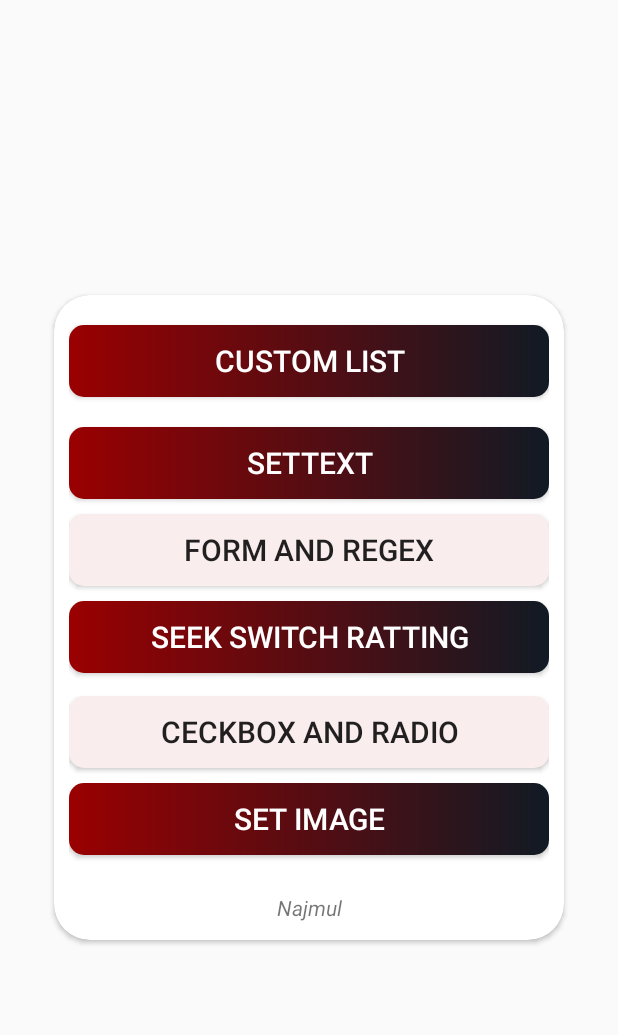
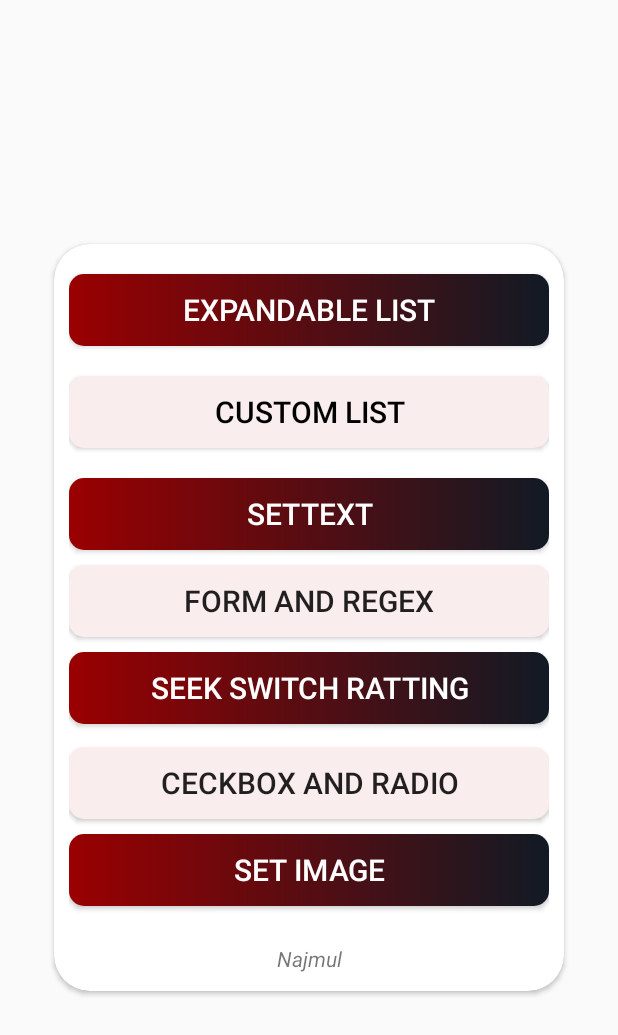
Before and after one commit to najmul19/assignment1, an Android app: the home screen opened directly, with no data from a screen before it, on a phone screen of 412 x 824 dp. Shown: the top 1035 px of the screen. Run offline under Robolectric (Android 15) with nearby library versions, the phone set to English and light mode, and no system bars.

Commit message:
p commit

```diff
--- a/app/src/main/AndroidManifest.xml
+++ b/app/src/main/AndroidManifest.xml
@@ -12,6 +12,9 @@
         android:supportsRtl="true"
         android:theme="@style/Theme.Assignment1"
         tools:targetApi="31">
+        <activity
+            android:name=".MyExpandableListView"
+            android:exported="false" />
         <activity
             android:name=".cutom_list_view"
             android:exported="false" />
--- a/app/src/main/res/layout/activity_home.xml
+++ b/app/src/main/res/layout/activity_home.xml
@@ -25,8 +25,9 @@
 
             android:padding="10dp">
 
+
             <Button
-                android:id="@+id/btnCustomListViewId"
+                android:id="@+id/btnExpandebleListViewId"
                 android:layout_width="match_parent"
                 android:layout_height="wrap_content"
                 android:textSize="20sp"
@@ -36,6 +37,19 @@
                 android:layout_marginBottom="10dp"
                 android:textAllCaps="true"
                 android:textColor="@color/white"
+                android:text="Expandable List" />
+
+            <Button
+                android:id="@+id/btnCustomListViewId"
+                android:layout_width="match_parent"
+                android:layout_height="wrap_content"
+                android:textSize="20sp"
+                android:background="@drawable/btn_plan"
+                android:elevation="100dp"
+                android:layout_marginTop="10dp"
+                android:layout_marginBottom="10dp"
+                android:textAllCaps="true"
+                android:textColor="@color/black"
                 android:text="Custom List" />
 
     <Button
--- a/app/src/main/res/values/strings.xml
+++ b/app/src/main/res/values/strings.xml
@@ -1,11 +1,15 @@
 <resources>
     <string name="app_name">assignment1</string>
 
+
+    <string name="title">This is Expandable CardView Title</string>
+    <string name="dis">Lorem Ipsum is simply dummy text of the printing and typesetting industry. Lorem Ipsum has been the industrys standard dummy text ever since the 1500s, when an unknown printer took a galley of type and scrambled it to make a type specimen book. It has survived not only five centuries, but also the leap into electronic typesetting, remaining essentially unchanged.</string>
     <string name="login_btn_name">Login</string>
     <string name="hello_world">Hello World</string>
     <string name="sign_up">Sign Up</string>
     <string name="textview_is_cleared">TextView is Cleared!!</string>
     <string name="student_information">Student Information</string>
+
     <string-array name="name">
         <item>Argentina</item>
         <item>Afghanistan</item>
```
Also changed, not shown: app/src/main/java/com/example/assignment1/home.java (+22 -14 lines).
